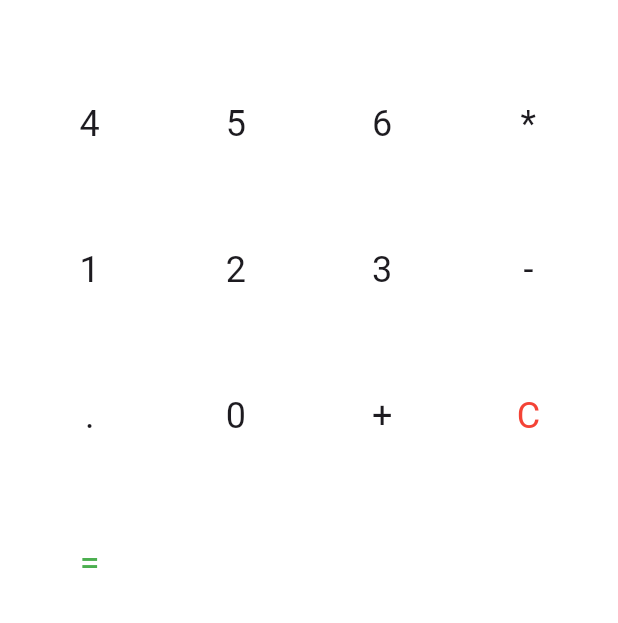
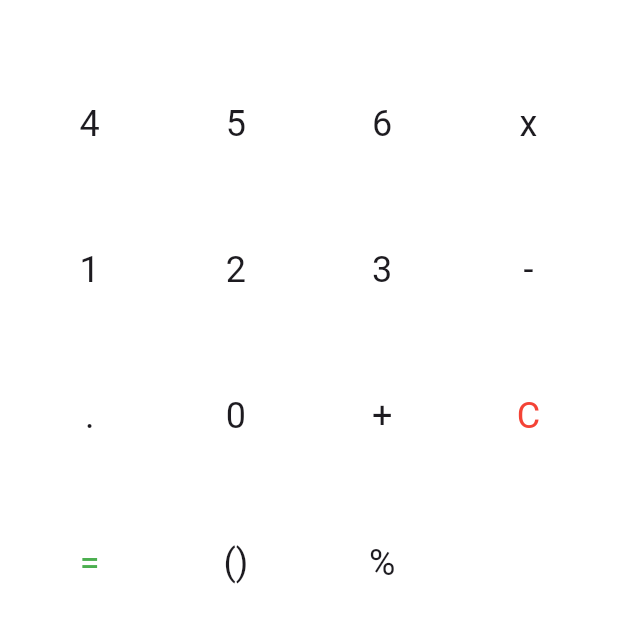
Before and after one commit to rafaelvieiramaximo/Calculadora-Flutter, a Flutter app: the CalculatorScreen screen opened by its route, on a phone screen of 412 x 824 dp. Shown: the part 469-1092 px from the top of the screen. Run offline on Flutter 3.47's test engine with Material 3 defaults, Android fonts, the phone set to English and light mode, and no system bars; our stand-ins replace math_expressions.

Commit message:
Add parentheses and percentage buttons to calculator UI

```diff
--- a/lib/views/calculator_screen.dart
+++ b/lib/views/calculator_screen.dart
@@ -151,7 +151,7 @@ class _CalculatorScreenState extends State<CalculatorScreen> {
                 button('4', onPressed: () => addToDisplay('4')),
                 button('5', onPressed: () => addToDisplay('5')),
                 button('6', onPressed: () => addToDisplay('6')),
-                button('*', onPressed: () => addToDisplay('*')),
+                button('x', onPressed: () => addToDisplay('x')),
                 button('1', onPressed: () => addToDisplay('1')),
                 button('2', onPressed: () => addToDisplay('2')),
                 button('3', onPressed: () => addToDisplay('3')),
@@ -165,6 +165,8 @@ class _CalculatorScreenState extends State<CalculatorScreen> {
                   colorText: Colors.green,
                   onPressed: calculateResult,
                 ),
+                button('()', onPressed: insertParentheses),
+                button('%', onPressed: applyPorcentage),
               ],
             ),
           ),
```
